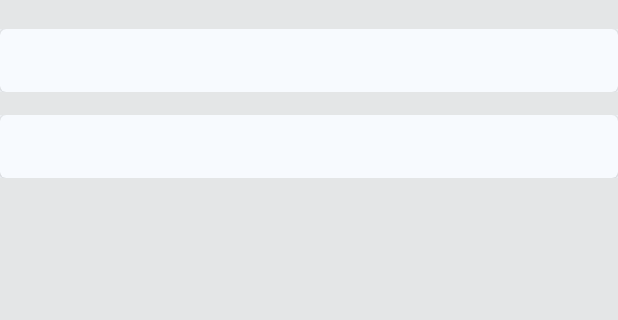
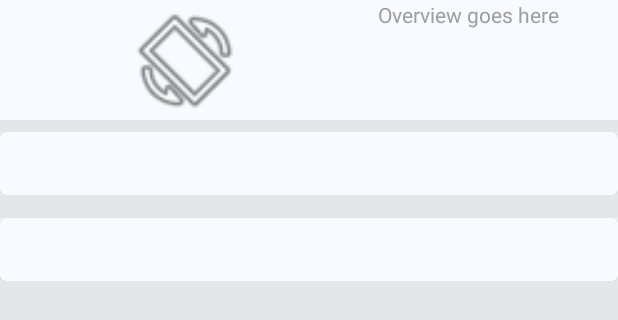
Before and after one commit to CaptainGabriel/YAMDA, an Android app: the layout fragment_popular_info.xml on its own in the app's theme, with its tools: preview values and no code run, on a phone screen of 412 x 824 dp. Shown: the top 320 px of the screen. Run offline under Robolectric (Android 15) with nearby library versions, the phone set to English and light mode, and no system bars; network calls fail.

Commit message:
Add layout configuration for the movie located at the main spot.

```diff
--- a/app/src/main/res/layout/fragment_popular_info.xml
+++ b/app/src/main/res/layout/fragment_popular_info.xml
@@ -14,22 +14,33 @@
         <LinearLayout
             android:orientation="vertical"
             android:layout_width="match_parent"
-            android:layout_height="match_parent">
+            android:layout_height="wrap_content">
 
             <LinearLayout
                 android:orientation="horizontal"
+                android:minHeight="80dp"
+                android:weightSum="1"
+                android:layout_marginBottom="8dp"
                 android:layout_width="match_parent"
                 android:layout_height="wrap_content">
 
                 <ImageView
                     android:id="@+id/spotlight_movie_image"
-                    android:layout_width="match_parent"
-                    android:layout_height="wrap_content" />
+                    android:layout_width="0dp"
+                    android:layout_weight="0.6"
+                    android:layout_height="match_parent"
+                    android:background="@color/aliceBlue"
+                    tools:src="@android:drawable/ic_menu_always_landscape_portrait"/>
 
                 <TextView
                     android:id="@+id/spotlight_movie_description"
-                    android:layout_width="wrap_content"
-                    android:layout_height="wrap_content" />
+                    android:textColor="@color/medium_grey"
+                    android:background="@color/aliceBlue"
+                    android:layout_weight="0.4"
+                    android:paddingStart="5dp"
+                    tools:text = "Overview goes here"
+                    android:layout_width="0dp"
+                    android:layout_height="match_parent" />
             </LinearLayout>
 
 
```
Also changed, not shown: app/src/main/java/com/dev/moviedb/mvvm/extensions/ImageView.kt (+7 -1 lines), app/src/main/java/com/dev/moviedb/mvvm/fragments/MoviesTabFragment.kt (+17 -0 lines).
